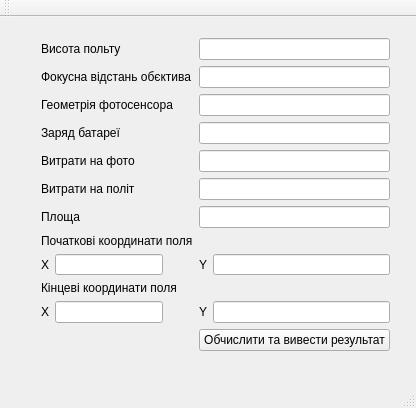
First picture: the form in mainwindow.ui, repository Ap3lsin4k/old-Drone-1, before the edit.
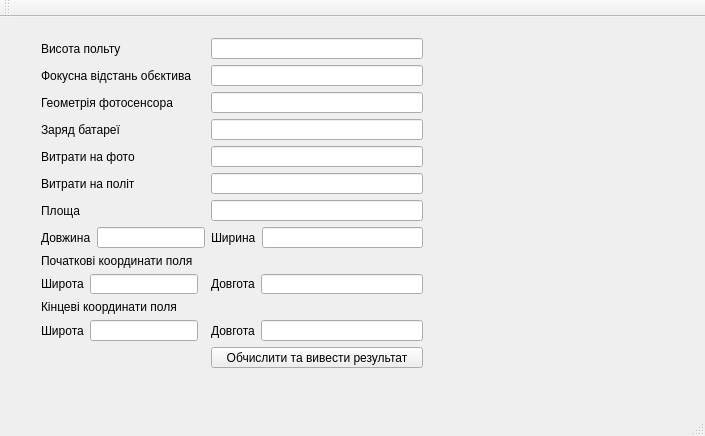
Second picture: the form after the edit.

```diff
--- a/mainwindow.ui
+++ b/mainwindow.ui
@@ -6,8 +6,8 @@
    <rect>
     <x>0</x>
     <y>0</y>
-    <width>416</width>
-    <height>408</height>
+    <width>705</width>
+    <height>436</height>
    </rect>
   </property>
   <property name="windowTitle">
@@ -19,8 +19,8 @@
      <rect>
       <x>30</x>
       <y>10</y>
-      <width>371</width>
-      <height>335</height>
+      <width>404</width>
+      <height>352</height>
      </rect>
     </property>
     <layout class="QFormLayout" name="formLayout">
@@ -94,19 +94,19 @@
      <item row="6" column="1">
       <widget class="QLineEdit" name="lineEdit"/>
      </item>
-     <item row="7" column="0">
+     <item row="8" column="0">
       <widget class="QLabel" name="label_10">
        <property name="text">
         <string>Початкові координати поля</string>
        </property>
       </widget>
      </item>
-     <item row="8" column="0">
+     <item row="9" column="0">
       <layout class="QHBoxLayout" name="horizontalLayout_2">
        <item>
         <widget class="QLabel" name="label_9">
          <property name="text">
-          <string>X</string>
+          <string>Широта</string>
          </property>
         </widget>
        </item>
@@ -115,12 +115,12 @@
        </item>
       </layout>
      </item>
-     <item row="8" column="1">
+     <item row="9" column="1">
       <layout class="QHBoxLayout" name="horizontalLayout">
        <item>
         <widget class="QLabel" name="label_8">
          <property name="text">
-          <string>Y</string>
+          <string>Довгота</string>
          </property>
         </widget>
        </item>
@@ -130,11 +130,18 @@
       </layout>
      </item>
      <item row="10" column="0">
+      <widget class="QLabel" name="label_15">
+       <property name="text">
+        <string>Кінцеві координати поля</string>
+       </property>
+      </widget>
+     </item>
+     <item row="11" column="0">
       <layout class="QHBoxLayout" name="horizontalLayout_5">
        <item>
         <widget class="QLabel" name="label_13">
          <property name="text">
-          <string>X</string>
+          <string>Широта</string>
          </property>
         </widget>
        </item>
@@ -143,12 +150,12 @@
        </item>
       </layout>
      </item>
-     <item row="10" column="1">
+     <item row="11" column="1">
       <layout class="QHBoxLayout" name="horizontalLayout_6">
        <item>
         <widget class="QLabel" name="label_14">
          <property name="text">
-          <string>Y</string>
+          <string>Довгота</string>
          </property>
         </widget>
        </item>
@@ -157,20 +164,41 @@
        </item>
       </layout>
      </item>
-     <item row="9" column="0">
-      <widget class="QLabel" name="label_15">
-       <property name="text">
-        <string>Кінцеві координати поля</string>
-       </property>
-      </widget>
-     </item>
-     <item row="11" column="1">
+     <item row="12" column="1">
       <widget class="QPushButton" name="pushButton">
        <property name="text">
         <string>Обчислити та вивести результат</string>
        </property>
       </widget>
      </item>
+     <item row="7" column="0">
+      <layout class="QHBoxLayout" name="horizontalLayout_7">
+       <item>
+        <widget class="QLabel" name="label_11">
+         <property name="text">
+          <string>Довжина</string>
+         </property>
+        </widget>
+       </item>
+       <item>
+        <widget class="QLineEdit" name="Length"/>
+       </item>
+      </layout>
+     </item>
+     <item row="7" column="1">
+      <layout class="QHBoxLayout" name="horizontalLayout_8">
+       <item>
+        <widget class="QLabel" name="label_12">
+         <property name="text">
+          <string>Ширина</string>
+         </property>
+        </widget>
+       </item>
+       <item>
+        <widget class="QLineEdit" name="Width"/>
+       </item>
+      </layout>
+     </item>
     </layout>
    </widget>
   </widget>
```
Left out of the diff: 2 changed lines with no effect on the pictures.
